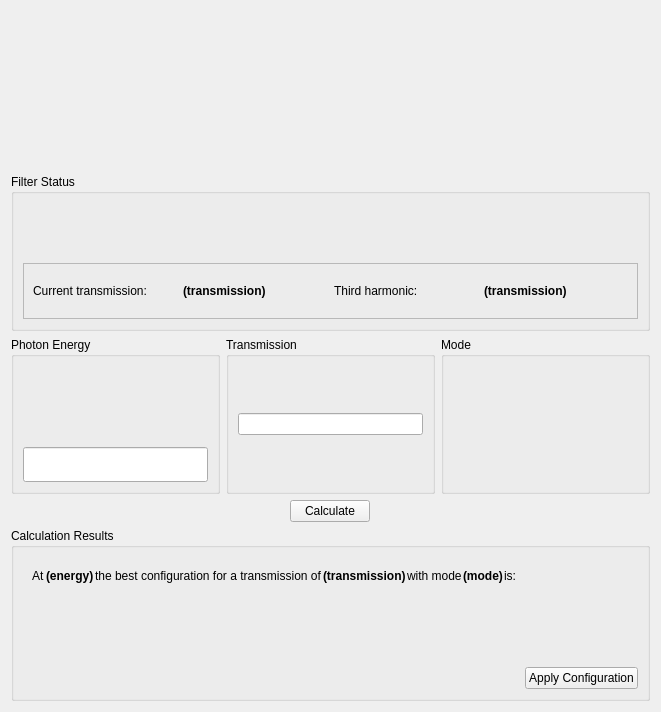
pcdshub/solid-attenuator, file ui/AttenuatorCalculator_AT2L0.ui: the form before one commit.
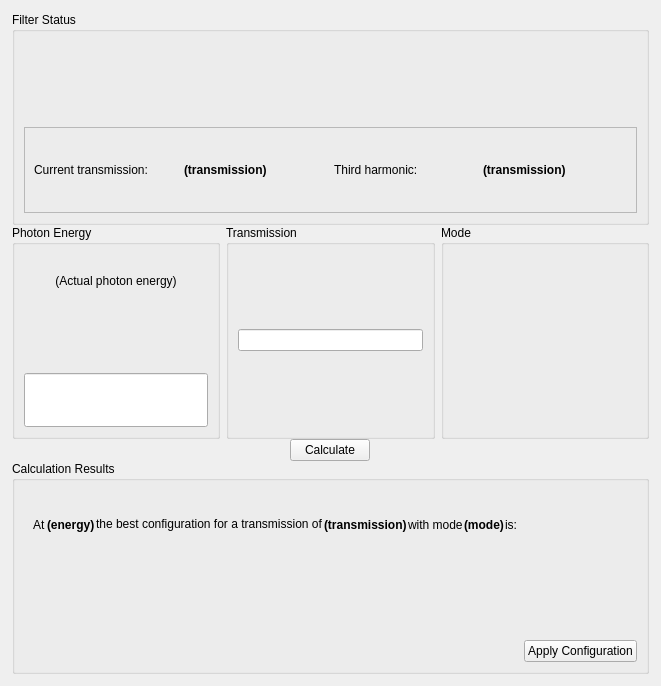
The form after the commit. Custom widgets are drawn as their Qt base class.

Commit message: UI: filter status with template repeater

Patch:
```diff
--- a/ui/AttenuatorCalculator_AT2L0.ui
+++ b/ui/AttenuatorCalculator_AT2L0.ui
@@ -7,13 +7,28 @@
     <x>0</x>
     <y>0</y>
     <width>661</width>
-    <height>712</height>
+    <height>686</height>
    </rect>
   </property>
   <property name="windowTitle">
    <string>Form</string>
   </property>
-  <layout class="QVBoxLayout" name="verticalLayout_7">
+  <layout class="QVBoxLayout" name="verticalLayout_7" stretch="0,1,1,1,1">
+   <property name="spacing">
+    <number>0</number>
+   </property>
+   <property name="leftMargin">
+    <number>12</number>
+   </property>
+   <property name="topMargin">
+    <number>12</number>
+   </property>
+   <property name="rightMargin">
+    <number>12</number>
+   </property>
+   <property name="bottomMargin">
+    <number>12</number>
+   </property>
    <item>
     <widget class="TyphosDisplayTitle" name="TyphosDisplayTitle">
      <property name="toolTip">
@@ -330,6 +345,9 @@
            <property name="toolTip">
             <string/>
            </property>
+           <property name="text">
+            <string>(Actual photon energy)</string>
+           </property>
            <property name="alignment">
             <set>Qt::AlignCenter</set>
            </property>
```
Left out of the diff: 113 changed lines with no effect on the pictures. The commit also changes 3 other files.
